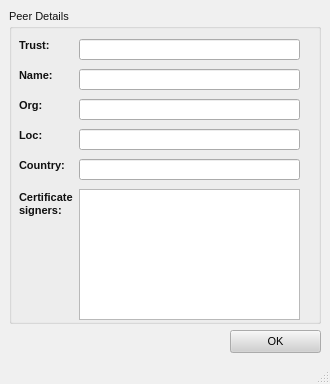
First picture: the form in rs-Qt-gui/src/gui/connect/ConnectDialog.ui, repository autoscatto/retroshare, before the edit.
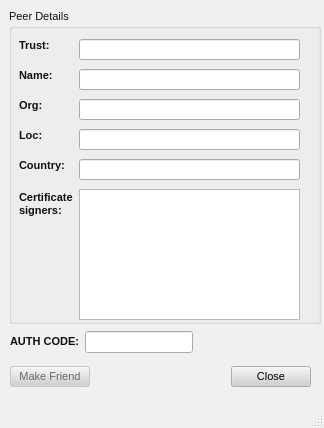
Second picture: the form after the edit. Icons and pictures are not drawn.

The edit to the form file:
```diff
--- a/rs-Qt-gui/src/gui/connect/ConnectDialog.ui
+++ b/rs-Qt-gui/src/gui/connect/ConnectDialog.ui
@@ -5,8 +5,8 @@
    <rect>
     <x>0</x>
     <y>0</y>
-    <width>330</width>
-    <height>384</height>
+    <width>324</width>
+    <height>428</height>
    </rect>
   </property>
   <property name="palette" >
@@ -499,18 +499,121 @@
    <iconset resource="../images.qrc" >:/images/connect_24x24_shadow.png</iconset>
   </property>
   <widget class="QWidget" name="centralwidget" >
-   <widget class="QPushButton" name="okpushButton" >
+   <widget class="QWidget" name="layoutWidget_2" >
     <property name="geometry" >
      <rect>
-      <x>230</x>
+      <x>10</x>
       <y>330</y>
-      <width>91</width>
-      <height>23</height>
+      <width>301</width>
+      <height>25</height>
      </rect>
     </property>
-    <property name="text" >
-     <string>OK</string>
+    <layout class="QGridLayout" >
+     <property name="margin" >
+      <number>0</number>
+     </property>
+     <property name="spacing" >
+      <number>6</number>
+     </property>
+     <item row="0" column="0" >
+      <widget class="QLabel" name="label_7" >
+       <property name="text" >
+        <string>&lt;html>&lt;head>&lt;meta name="qrichtext" content="1" />&lt;style type="text/css">
+p, li { white-space: pre-wrap; }
+&lt;/style>&lt;/head>&lt;body style=" font-family:'MS Shell Dlg 2'; font-size:8.25pt; font-weight:400; font-style:normal; text-decoration:none;">
+&lt;p style=" margin-top:0px; margin-bottom:0px; margin-left:0px; margin-right:0px; -qt-block-indent:0; text-indent:0px;">&lt;span style=" font-size:8pt; font-weight:600;">AUTH CODE:&lt;/span>&lt;/p>&lt;/body>&lt;/html></string>
+       </property>
+      </widget>
+     </item>
+     <item row="0" column="1" >
+      <widget class="QLineEdit" name="Ledit_name" >
+       <property name="sizePolicy" >
+        <sizepolicy>
+         <hsizetype>0</hsizetype>
+         <vsizetype>0</vsizetype>
+         <horstretch>0</horstretch>
+         <verstretch>0</verstretch>
+        </sizepolicy>
+       </property>
+      </widget>
+     </item>
+     <item row="0" column="2" >
+      <spacer>
+       <property name="orientation" >
+        <enum>Qt::Horizontal</enum>
+       </property>
+       <property name="sizeType" >
+        <enum>QSizePolicy::Expanding</enum>
+       </property>
+       <property name="sizeHint" >
+        <size>
+         <width>40</width>
+         <height>20</height>
+        </size>
+       </property>
+      </spacer>
+     </item>
+    </layout>
+   </widget>
+   <widget class="QWidget" name="layoutWidget" >
+    <property name="geometry" >
+     <rect>
+      <x>10</x>
+      <y>360</y>
+      <width>301</width>
+      <height>33</height>
+     </rect>
     </property>
+    <layout class="QHBoxLayout" >
+     <property name="margin" >
+      <number>0</number>
+     </property>
+     <property name="spacing" >
+      <number>6</number>
+     </property>
+     <item>
+      <widget class="QPushButton" name="okButton" >
+       <property name="enabled" >
+        <bool>false</bool>
+       </property>
+       <property name="minimumSize" >
+        <size>
+         <width>77</width>
+         <height>0</height>
+        </size>
+       </property>
+       <property name="text" >
+        <string>Make Friend</string>
+       </property>
+      </widget>
+     </item>
+     <item>
+      <spacer>
+       <property name="orientation" >
+        <enum>Qt::Horizontal</enum>
+       </property>
+       <property name="sizeHint" >
+        <size>
+         <width>131</width>
+         <height>31</height>
+        </size>
+       </property>
+      </spacer>
+     </item>
+     <item>
+      <widget class="QPushButton" name="cancelButton" >
+       <property name="minimumSize" >
+        <size>
+         <width>77</width>
+         <height>0</height>
+        </size>
+       </property>
+       <property name="text" >
+        <string>Close</string>
+       </property>
+      </widget>
+     </item>
+    </layout>
    </widget>
    <widget class="QGroupBox" name="groupBox" >
     <property name="geometry" >
```
Left out of the diff: 22 changed lines with no effect on the pictures.
